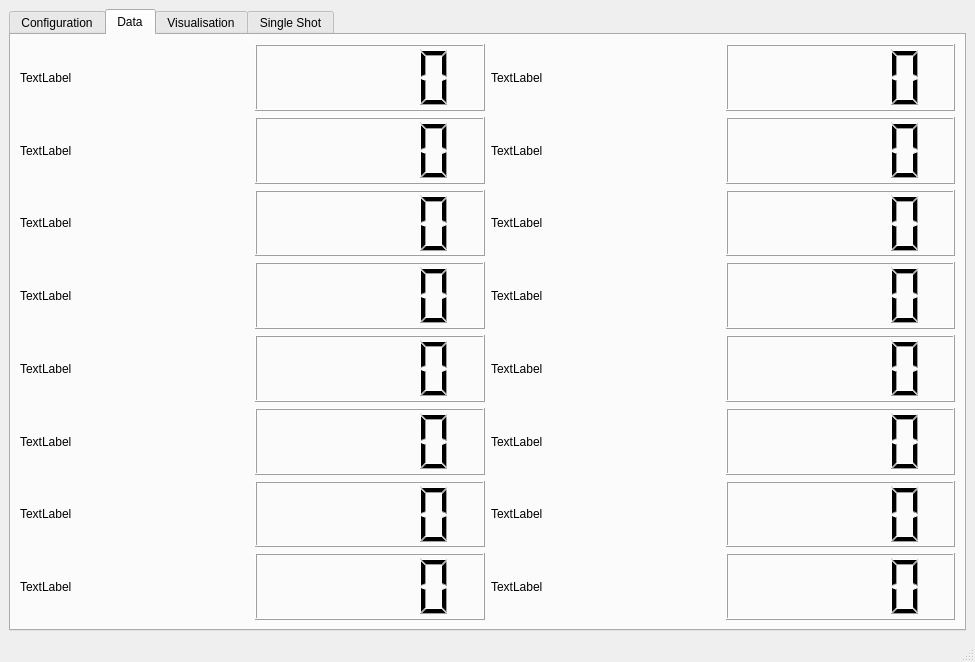
This is pc_side/gui_module/desiner_resorces/counter.ui in SuroWka-Roch/WojSur_Masters_Deg as Qt 5 draws it before an edit. The edited form follows.
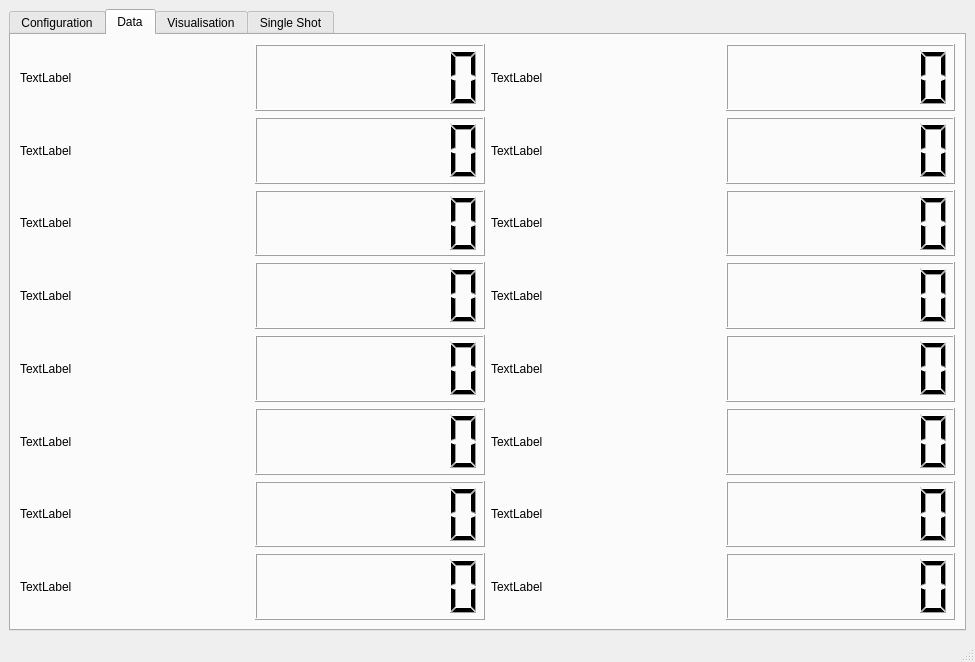
This is the edited form. The open tabs and pages were chosen to show the change. Icons and pictures are not drawn.

```diff
--- a/pc_side/gui_module/desiner_resorces/counter.ui
+++ b/pc_side/gui_module/desiner_resorces/counter.ui
@@ -272,10 +272,18 @@
            </widget>
           </item>
           <item row="6" column="1">
-           <widget class="QLCDNumber" name="lcdNumber_7"/>
+           <widget class="QLCDNumber" name="lcdNumber_7">
+            <property name="digitCount">
+             <number>7</number>
+            </property>
+           </widget>
           </item>
           <item row="3" column="1">
-           <widget class="QLCDNumber" name="lcdNumber_4"/>
+           <widget class="QLCDNumber" name="lcdNumber_4">
+            <property name="digitCount">
+             <number>7</number>
+            </property>
+           </widget>
           </item>
           <item row="7" column="2">
            <widget class="QLabel" name="label_16">
@@ -292,7 +300,11 @@
            </widget>
           </item>
           <item row="7" column="1">
-           <widget class="QLCDNumber" name="lcdNumber_8"/>
+           <widget class="QLCDNumber" name="lcdNumber_8">
+            <property name="digitCount">
+             <number>7</number>
+            </property>
+           </widget>
           </item>
           <item row="4" column="0">
            <widget class="QLabel" name="label_5">
@@ -309,13 +321,25 @@
            </widget>
           </item>
           <item row="5" column="1">
-           <widget class="QLCDNumber" name="lcdNumber_6"/>
+           <widget class="QLCDNumber" name="lcdNumber_6">
+            <property name="digitCount">
+             <number>7</number>
+            </property>
+           </widget>
           </item>
           <item row="0" column="1">
-           <widget class="QLCDNumber" name="lcdNumber_1"/>
+           <widget class="QLCDNumber" name="lcdNumber_1">
+            <property name="digitCount">
+             <number>7</number>
+            </property>
+           </widget>
           </item>
           <item row="4" column="1">
-           <widget class="QLCDNumber" name="lcdNumber_5"/>
+           <widget class="QLCDNumber" name="lcdNumber_5">
+            <property name="digitCount">
+             <number>7</number>
+            </property>
+           </widget>
           </item>
           <item row="3" column="2">
            <widget class="QLabel" name="label_12">
@@ -339,7 +363,11 @@
            </widget>
           </item>
           <item row="1" column="1">
-           <widget class="QLCDNumber" name="lcdNumber_2"/>
+           <widget class="QLCDNumber" name="lcdNumber_2">
+            <property name="digitCount">
+             <number>7</number>
+            </property>
+           </widget>
           </item>
           <item row="4" column="2">
            <widget class="QLabel" name="label_13">
@@ -398,31 +426,67 @@
            </widget>
           </item>
           <item row="2" column="1">
-           <widget class="QLCDNumber" name="lcdNumber_3"/>
+           <widget class="QLCDNumber" name="lcdNumber_3">
+            <property name="digitCount">
+             <number>7</number>
+            </property>
+           </widget>
           </item>
           <item row="0" column="3">
-           <widget class="QLCDNumber" name="lcdNumber_9"/>
+           <widget class="QLCDNumber" name="lcdNumber_9">
+            <property name="digitCount">
+             <number>7</number>
+            </property>
+           </widget>
           </item>
           <item row="1" column="3">
-           <widget class="QLCDNumber" name="lcdNumber_10"/>
+           <widget class="QLCDNumber" name="lcdNumber_10">
+            <property name="digitCount">
+             <number>7</number>
+            </property>
+           </widget>
           </item>
           <item row="2" column="3">
-           <widget class="QLCDNumber" name="lcdNumber_11"/>
+           <widget class="QLCDNumber" name="lcdNumber_11">
+            <property name="digitCount">
+             <number>7</number>
+            </property>
+           </widget>
           </item>
           <item row="3" column="3">
-           <widget class="QLCDNumber" name="lcdNumber_12"/>
+           <widget class="QLCDNumber" name="lcdNumber_12">
+            <property name="digitCount">
+             <number>7</number>
+            </property>
+           </widget>
           </item>
           <item row="4" column="3">
-           <widget class="QLCDNumber" name="lcdNumber_13"/>
+           <widget class="QLCDNumber" name="lcdNumber_13">
+            <property name="digitCount">
+             <number>7</number>
+            </property>
+           </widget>
           </item>
           <item row="5" column="3">
-           <widget class="QLCDNumber" name="lcdNumber_14"/>
+           <widget class="QLCDNumber" name="lcdNumber_14">
+            <property name="digitCount">
+             <number>7</number>
+            </property>
+           </widget>
           </item>
           <item row="6" column="3">
-           <widget class="QLCDNumber" name="lcdNumber_15"/>
+           <widget class="QLCDNumber" name="lcdNumber_15">
+            <property name="digitCount">
+             <number>7</number>
+            </property>
+           </widget>
           </item>
           <item row="7" column="3">
-           <widget class="QLCDNumber" name="lcdNumber_16"/>
+           <widget class="QLCDNumber" name="lcdNumber_16">
+            <property name="digitCount">
+             <number>7</number>
+            </property>
+           </widget>
           </item>
          </layout>
         </item>
```
Left out of the diff: 43 changed lines with no effect on the pictures.
